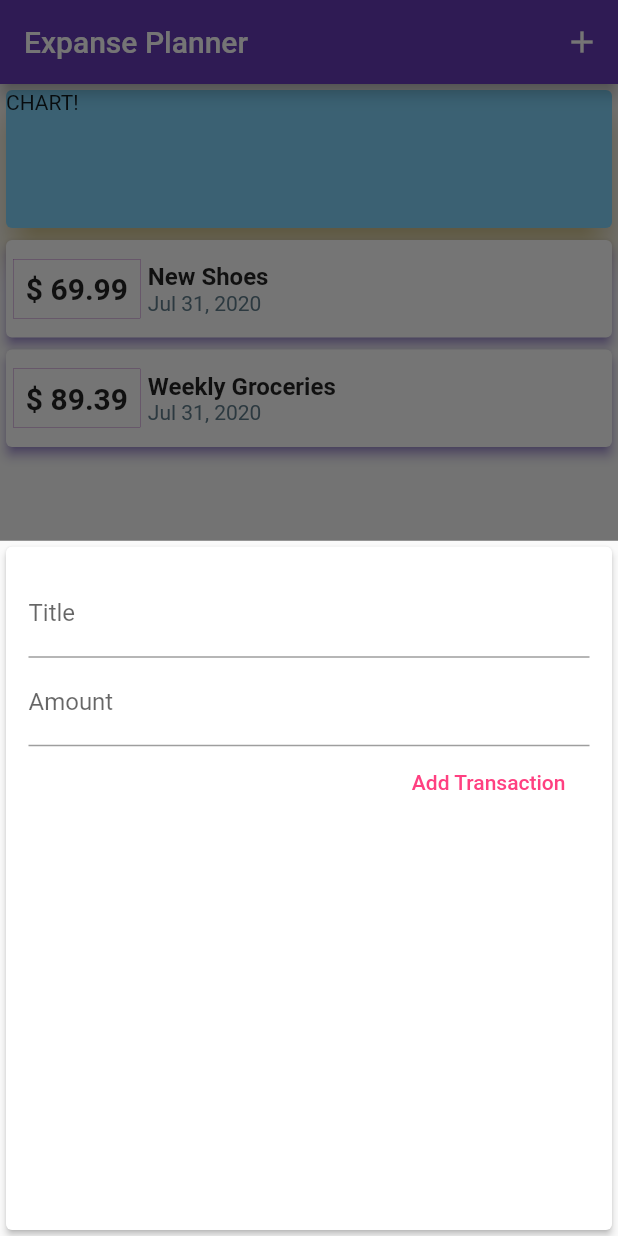
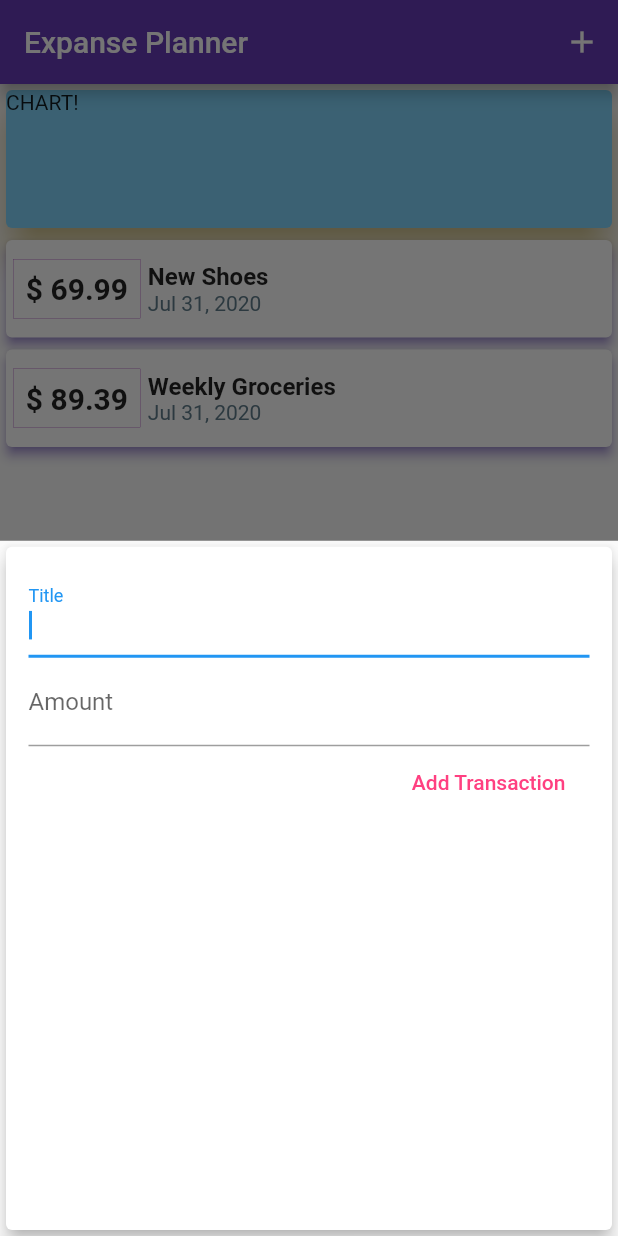
Before and after one commit to y-melo/flutter, a Flutter app: the screen it shows after launch, after a tap on the "add" icon, on a phone screen of 412 x 824 dp. Run offline on Flutter 3.47's test engine with Material 2 defaults, Android fonts, the phone set to English and light mode, and no system bars.

```diff
--- a/lib/screens/new_transaction.dart
+++ b/lib/screens/new_transaction.dart
@@ -10,7 +10,6 @@ class NewTransaction extends StatefulWidget {
 
 class _NewTransactionState extends State<NewTransaction> {
   @override
-  Widget build(BuildContext context) {
   final titleController = TextEditingController();
   final amountController = TextEditingController();
 
@@ -18,14 +17,15 @@ class _NewTransactionState extends State<NewTransaction> {
     final enteredTitle = titleController.text;
     final enteredAmount = double.parse(amountController.text);
     print("Title: $enteredTitle | Amount: $enteredAmount");
-      if (enteredTitle.isEmpty || enteredAmount <= 0) {
-        return;
-      }
+    // if (enteredTitle.isEmpty || enteredAmount <= 0) {
+    //   return;
+    // }
     widget.addTx(enteredTitle, enteredAmount);
   }
 
+  Widget build(BuildContext context) {
     return Card(
-      elevation: 2,
+      elevation: 5,
       child: Container(
         margin: EdgeInsets.all(5),
         padding: EdgeInsets.all(10),
@@ -33,19 +33,21 @@ class _NewTransactionState extends State<NewTransaction> {
           crossAxisAlignment: CrossAxisAlignment.end,
           children: <Widget>[
             TextField(
+              autofocus: true,
               decoration: InputDecoration(labelText: "Title"),
               controller: titleController,
-              onSubmitted: (_) => _submitData(),
+              textInputAction: TextInputAction.next,
+              onSubmitted: (_) => FocusScope.of(context).nextFocus(),
               // onChanged: (str) => titleInput = str
             ),
             TextField(
-              keyboardType: TextInputType.numberWithOptions(
-                  decimal: true), // Required for IOS to see decimals
-              onSubmitted: (_) => _submitData(),
               decoration: InputDecoration(
                 labelText: "Amount",
               ),
               controller: amountController,
+              keyboardType: TextInputType.numberWithOptions(
+                  decimal: true), // Required for IOS to see decimals
+              onSubmitted: (_) => _submitData(),
               // onChanged: (str) => amountInput = str
             ),
             FlatButton(
```
Lines whose indentation alone changed are shown as unchanged.
